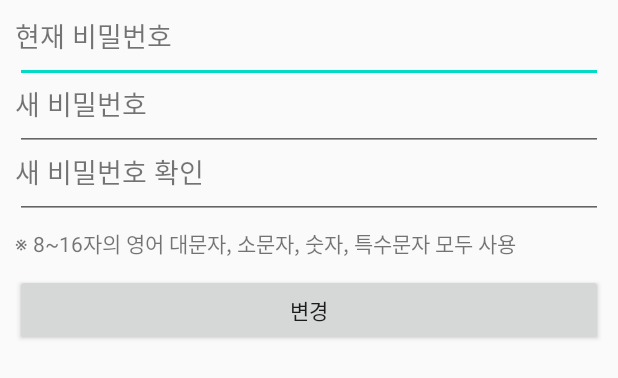
After one commit to dudwls901/Rickshaw_Offerer, an Android app: the layout password_change.xml on its own in the app's theme, with its tools: preview values and no code run, on a phone screen of 412 x 824 dp. The commit adds this screen. Shown: the top 378 px of the screen. Run offline under Robolectric (Android 15) with nearby library versions, the phone set to English and light mode, and no system bars.

Commit message:
스플래시 / 비번변경 추가

```diff
--- a/app/src/main/AndroidManifest.xml
+++ b/app/src/main/AndroidManifest.xml
@@ -9,13 +9,15 @@
         android:roundIcon="@mipmap/ic_launcher_round"
         android:supportsRtl="true"
         android:theme="@style/AppTheme">
-        <activity android:name="kr.co.ilg.activity.login.LoginActivity">
+        <activity android:name="kr.co.ilg.activity.login.SplashActivity" android:theme="@style/SplashTheme" android:label="스플래시">
             <intent-filter>
                 <action android:name="android.intent.action.MAIN" />
 
                 <category android:name="android.intent.category.LAUNCHER" />
             </intent-filter>
         </activity>
+
+        <activity android:name="kr.co.ilg.activity.login.LoginActivity" android:label="로그인"/>
         <activity android:name="kr.co.ilg.activity.findwork.MainActivity" android:label="일자리 찾기"/>
         <activity android:name="kr.co.ilg.activity.login.BusinessLicenseConfirmActivity" android:label="사업자 등록번호 인증"/>
         <activity android:name="kr.co.ilg.activity.login.SignupPasswordActivity" android:label="회원가입"/>
--- /dev/null
+++ b/app/src/main/java/kr/co/ilg/activity/login/SplashActivity.java
@@ -0,0 +1,19 @@
+package kr.co.ilg.activity.login;
+
+import android.app.Activity;
+import android.content.Intent;
+import android.os.Bundle;
+
+import androidx.annotation.Nullable;
+
+public class SplashActivity extends Activity {
+    @Override
+    protected void onCreate(@Nullable Bundle savedInstanceState) {
+        super.onCreate(savedInstanceState);
+
+        Intent intent = new Intent(SplashActivity.this, LoginActivity.class);
+        startActivity(intent);
+
+        finish();
+    }
+}
--- a/app/src/main/java/kr/co/ilg/activity/mypage/PasswordChangeActivity.java
+++ b/app/src/main/java/kr/co/ilg/activity/mypage/PasswordChangeActivity.java
@@ -1,7 +1,10 @@
 package kr.co.ilg.activity.mypage;
 
 import android.app.Activity;
+import android.content.Intent;
 import android.os.Bundle;
+import android.view.View;
+import android.widget.Button;
 
 import androidx.annotation.Nullable;
 
@@ -9,9 +12,21 @@ import com.example.capstone2.R;
 
 public class PasswordChangeActivity extends Activity {
 
+    Button changeBtn;
+
     @Override
     protected void onCreate(@Nullable Bundle savedInstanceState) {
         super.onCreate(savedInstanceState);
-        setContentView(R.layout.activity_login);
+        setContentView(R.layout.password_change);
+
+        changeBtn = findViewById(R.id.changeBtn);
+
+        changeBtn.setOnClickListener(new View.OnClickListener() {
+            @Override
+            public void onClick(View v) {
+                Intent intent = new Intent(PasswordChangeActivity.this, OptionActivity.class);
+                startActivity(intent);
+            }
+        });
     }
 }
--- /dev/null
+++ b/app/src/main/res/drawable/background_splash.xml
@@ -0,0 +1,10 @@
+<?xml version="1.0" encoding="utf-8"?>
+<layer-list xmlns:android="http://schemas.android.com/apk/res/android">
+    <item android:drawable="@color/White"/>
+
+    <item>
+        <bitmap
+            android:src="@drawable/logo_splash2"
+            android:gravity="center"/>
+    </item>
+</layer-list>
--- /dev/null
+++ b/app/src/main/res/layout/password_change.xml
@@ -0,0 +1,80 @@
+<?xml version="1.0" encoding="utf-8"?>
+<androidx.constraintlayout.widget.ConstraintLayout xmlns:android="http://schemas.android.com/apk/res/android"
+    android:layout_width="match_parent"
+    android:layout_height="match_parent"
+    android:padding="10dp"
+    xmlns:app="http://schemas.android.com/apk/res-auto">
+
+    <TextView
+        android:id="@+id/passwdTV"
+        android:layout_width="wrap_content"
+        android:layout_height="wrap_content"
+        app:layout_constraintTop_toTopOf="parent"
+        app:layout_constraintLeft_toLeftOf="parent"
+        android:text="현재 비밀번호"
+        android:textSize="18sp" />
+
+    <EditText
+        android:id="@+id/passwdET"
+        android:layout_width="match_parent"
+        android:layout_height="wrap_content"
+        app:layout_constraintTop_toTopOf="parent"
+        app:layout_constraintLeft_toLeftOf="parent"
+        android:paddingLeft="140dp" />
+
+    <TextView
+        android:id="@+id/newPasswdTV"
+        android:layout_width="wrap_content"
+        android:layout_height="wrap_content"
+        app:layout_constraintTop_toBottomOf="@id/passwdET"
+        app:layout_constraintLeft_toLeftOf="parent"
+        android:text="새 비밀번호"
+        android:textSize="18sp" />
+
+    <EditText
+        android:id="@+id/newPasswdET"
+        android:layout_width="match_parent"
+        android:layout_height="wrap_content"
+        app:layout_constraintTop_toBottomOf="@id/passwdET"
+        app:layout_constraintLeft_toLeftOf="parent"
+        android:paddingLeft="140dp" />
+
+    <TextView
+        android:id="@+id/checkNewPwTV"
+        android:layout_width="0dp"
+        android:layout_height="wrap_content"
+        app:layout_constraintTop_toBottomOf="@id/newPasswdET"
+        app:layout_constraintLeft_toLeftOf="parent"
+        android:layout_weight="1.3"
+        android:text="새 비밀번호 확인"
+        android:textSize="18sp" />
+
+    <EditText
+        android:id="@+id/checkNewPwET"
+        android:layout_width="match_parent"
+        android:layout_height="wrap_content"
+        app:layout_constraintTop_toBottomOf="@id/newPasswdET"
+        app:layout_constraintLeft_toLeftOf="parent"
+        android:paddingLeft="140dp" />
+
+    <TextView
+        android:id="@+id/tv"
+        android:layout_width="match_parent"
+        android:layout_height="wrap_content"
+        app:layout_constraintTop_toBottomOf="@id/checkNewPwET"
+        app:layout_constraintLeft_toLeftOf="parent"
+        app:layout_constraintRight_toRightOf="parent"
+        android:layout_marginTop="5dp"
+        android:text="※ 8~16자의 영어 대문자, 소문자, 숫자, 특수문자 모두 사용"/>
+
+    <Button
+        android:id="@+id/changeBtn"
+        android:layout_width="match_parent"
+        android:layout_height="wrap_content"
+        app:layout_constraintTop_toBottomOf="@id/tv"
+        app:layout_constraintLeft_toLeftOf="parent"
+        app:layout_constraintRight_toRightOf="parent"
+        android:layout_marginTop="10dp"
+        android:text="변경" />
+
+</androidx.constraintlayout.widget.ConstraintLayout>
--- a/app/src/main/res/values/colors.xml
+++ b/app/src/main/res/values/colors.xml
@@ -6,4 +6,6 @@
     <color name="mainColor">#2EC5D4</color>
     <color name="LightColor">#BBEEF2</color>
     <color name="DarkColor">#1F8E98</color>
+
+    <color name="White">#ffffff</color>
 </resources>
--- a/app/src/main/res/values/styles.xml
+++ b/app/src/main/res/values/styles.xml
@@ -8,4 +8,7 @@
         <item name="colorAccent">@color/colorAccent</item>
     </style>
 
+    <style name="SplashTheme" parent="Theme.AppCompat.NoActionBar">
+        <item name="android:windowBackground">@drawable/background_splash</item>
+    </style>
 </resources>
```
Also changed, not shown: app/src/main/res/drawable/logo_splash2.png (added).
